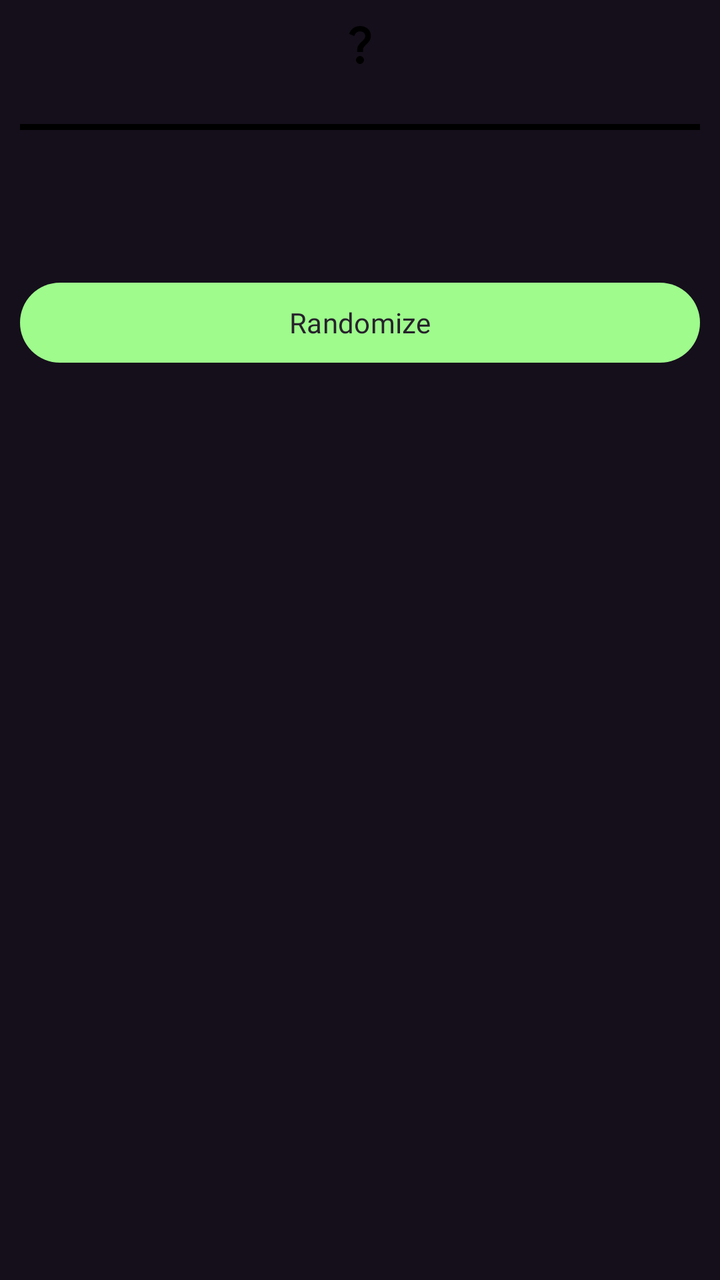
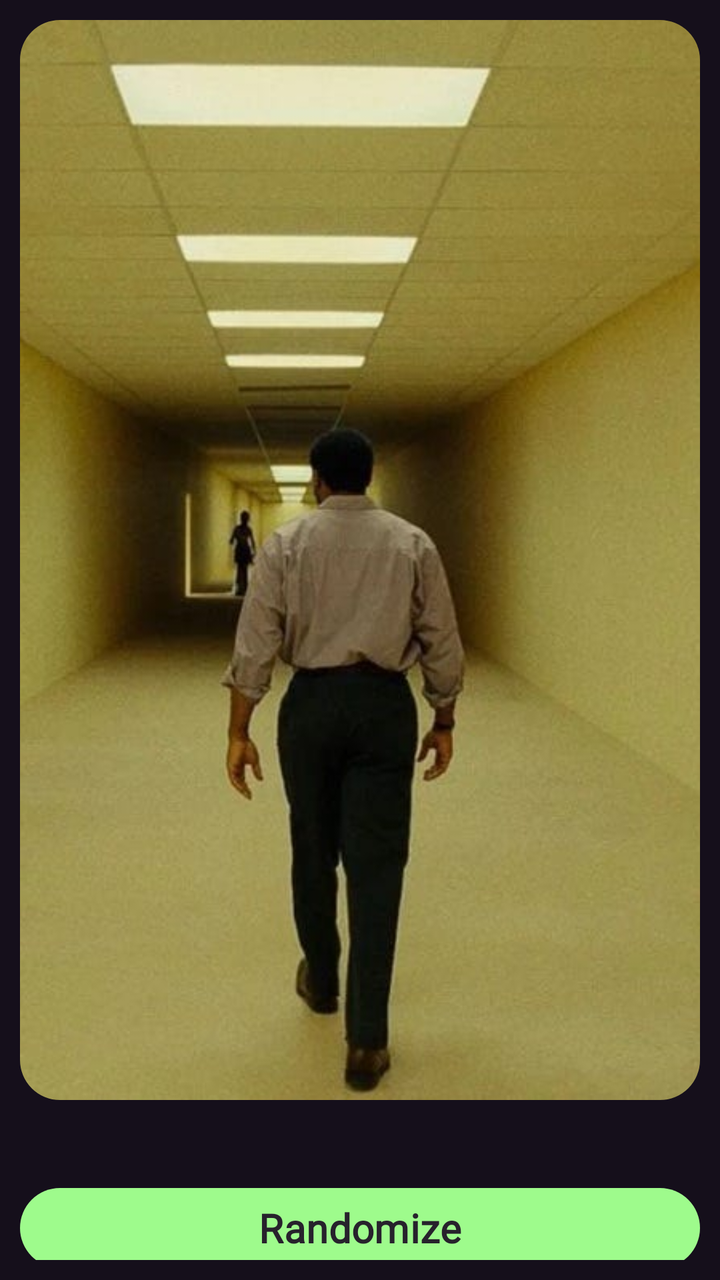

Two renders of the same Android screen: before a commit and after it. Below are the layout's source before the change and the commit's diff.
<!-- AndroidManifest.xml: application theme Theme.Poster1019 -->
<!-- res/layout/fragment_random.xml -->
<?xml version="1.0" encoding="utf-8"?>
<androidx.constraintlayout.widget.ConstraintLayout xmlns:android="http://schemas.android.com/apk/res/android"
    xmlns:app="http://schemas.android.com/apk/res-auto"
    xmlns:tools="http://schemas.android.com/tools"
    android:id="@+id/random_page"
    android:layout_width="match_parent"
    android:layout_height="match_parent"
    android:background="@color/background"
    tools:context=".RandomStillsFragment">

    <LinearLayout
        android:layout_width="0dp"
        android:layout_height="wrap_content"
        android:orientation="vertical"
        android:padding="10dp"
        app:layout_constraintEnd_toEndOf="parent"
        app:layout_constraintStart_toStartOf="parent"
        app:layout_constraintTop_toTopOf="parent">

        <ImageView
            android:layout_width="match_parent"
            android:layout_height="wrap_content"
            android:layout_gravity="center_horizontal"
            android:contentDescription="@string/app_name"
            android:src="@drawable/ic_random" />

        
        <View
            android:layout_width="match_parent"
            android:layout_height="3dp"
            android:layout_marginTop="28dp"
            android:background="@color/black" />

        
        <TextView
            android:layout_width="match_parent"
            android:layout_height="wrap_content"
            android:layout_marginTop="20dp"
            android:layout_marginBottom="20dp"
            android:textAlignment="center"
            android:textColor="@color/headerText"
            android:textSize="24sp"
            android:textStyle="bold" />

        <com.google.android.material.button.MaterialButton
            android:layout_width="match_parent"
            android:layout_height="wrap_content"
            android:fontFamily="@font/tektur_regular"
            android:text="@string/randomize_button" />

    </LinearLayout>

</androidx.constraintlayout.widget.ConstraintLayout>
<!-- resources referenced by this layout -->
<resources>
  <color name="background">#150F1B</color>
  <color name="black">#FF000000</color>
  <color name="headerText">#E1E1E1</color>
  <!-- drawable ic_random (drawable) -->
  <vector xmlns:android="http://schemas.android.com/apk/res/android" android:height="24dp" android:tint="#000000" android:viewportHeight="24" android:viewportWidth="24" android:width="24dp">
      <path android:fillColor="@android:color/white" android:pathData="M11.07,12.85c0.77,-1.39 2.25,-2.21 3.11,-3.44c0.91,-1.29 0.4,-3.7 -2.18,-3.7c-1.69,0 -2.52,1.28 -2.87,2.34L6.54,6.96C7.25,4.83 9.18,3 11.99,3c2.35,0 3.96,1.07 4.78,2.41c0.7,1.15 1.11,3.3 0.03,4.9c-1.2,1.77 -2.35,2.31 -2.97,3.45c-0.25,0.46 -0.35,0.76 -0.35,2.24h-2.89C10.6,15.56 10.5,13.84 11.07,12.85zM14,20c0,1.1 -0.9,2 -2,2s-2,-0.9 -2,-2c0,-1.1 0.9,-2 2,-2S14,18.9 14,20z"/>
  </vector>
  <string name="app_name">Movie Favs</string>
  <string name="randomize_button">Randomize</string>
  <style name="Theme.Poster1019" parent="Base.Theme.Poster1019" />
  <style name="Base.Theme.Poster1019" parent="Theme.Material3.DayNight.NoActionBar">
          <item name="colorPrimary">@color/accent</item>
          <item name="colorOnPrimary">@color/headerBackground</item>
          <item name="colorSecondary">@color/accent</item>
          <item name="colorOnSecondary">@color/headerBackground</item>
      </style>
  <color name="accent">#9EFB8C</color>
  <color name="headerBackground">#27222C</color>
</resources>

<!-- the commit's change to res/layout/fragment_random.xml (unified diff, before → after) -->
@@ -17,36 +17,40 @@
         app:layout_constraintStart_toStartOf="parent"
         app:layout_constraintTop_toTopOf="parent">
 
-        <ImageView
+        <com.google.android.material.imageview.ShapeableImageView
+            android:id="@+id/stillImage"
             android:layout_width="match_parent"
-            android:layout_height="wrap_content"
+            android:layout_height="0dp"
+            android:layout_weight="2"
             android:layout_gravity="center_horizontal"
             android:contentDescription="@string/app_name"
-            android:src="@drawable/ic_random" />
-
-        
-        <View
-            android:layout_width="match_parent"
-            android:layout_height="3dp"
-            android:layout_marginTop="28dp"
-            android:background="@color/black" />
+            android:scaleType="centerCrop"
+            android:src="@drawable/still_backrooms"
+            app:shapeAppearanceOverlay="@style/RoundedCorners" />
 
         
         <TextView
+            android:id="@+id/stillDescription"
             android:layout_width="match_parent"
             android:layout_height="wrap_content"
+            android:layout_weight="1"
             android:layout_marginTop="20dp"
             android:layout_marginBottom="20dp"
+            android:gravity="center"
             android:textAlignment="center"
             android:textColor="@color/headerText"
+            android:fontFamily="@font/tektur_regular"
             android:textSize="24sp"
             android:textStyle="bold" />
 
         <com.google.android.material.button.MaterialButton
+            android:id="@+id/randomizeButton"
             android:layout_width="match_parent"
             android:layout_height="wrap_content"
             android:fontFamily="@font/tektur_regular"
-            android:text="@string/randomize_button" />
+            android:text="@string/randomize_button"
+            android:textSize="20sp"
+            android:textStyle="bold"/>
 
     </LinearLayout>
 
<!-- resource entries referenced after the edit -->
@@ -1,14 +1,14 @@
 <!-- resources referenced by this layout -->
 <resources>
   <color name="background">#150F1B</color>
-  <color name="black">#FF000000</color>
   <color name="headerText">#E1E1E1</color>
-  <!-- drawable ic_random (drawable) -->
-  <vector xmlns:android="http://schemas.android.com/apk/res/android" android:height="24dp" android:tint="#000000" android:viewportHeight="24" android:viewportWidth="24" android:width="24dp">
-      <path android:fillColor="@android:color/white" android:pathData="M11.07,12.85c0.77,-1.39 2.25,-2.21 3.11,-3.44c0.91,-1.29 0.4,-3.7 -2.18,-3.7c-1.69,0 -2.52,1.28 -2.87,2.34L6.54,6.96C7.25,4.83 9.18,3 11.99,3c2.35,0 3.96,1.07 4.78,2.41c0.7,1.15 1.11,3.3 0.03,4.9c-1.2,1.77 -2.35,2.31 -2.97,3.45c-0.25,0.46 -0.35,0.76 -0.35,2.24h-2.89C10.6,15.56 10.5,13.84 11.07,12.85zM14,20c0,1.1 -0.9,2 -2,2s-2,-0.9 -2,-2c0,-1.1 0.9,-2 2,-2S14,18.9 14,20z"/>
-  </vector>
+  <!-- drawable still_backrooms: jpg bitmap (drawable, 65624 bytes) -->
   <string name="app_name">Movie Favs</string>
   <string name="randomize_button">Randomize</string>
+  <style name="RoundedCorners">
+          <item name="cornerFamily">rounded</item>
+          <item name="cornerSize">20dp</item>
+      </style>
   <style name="Theme.Poster1019" parent="Base.Theme.Poster1019" />
   <style name="Base.Theme.Poster1019" parent="Theme.Material3.DayNight.NoActionBar">
           <item name="colorPrimary">@color/accent</item>
